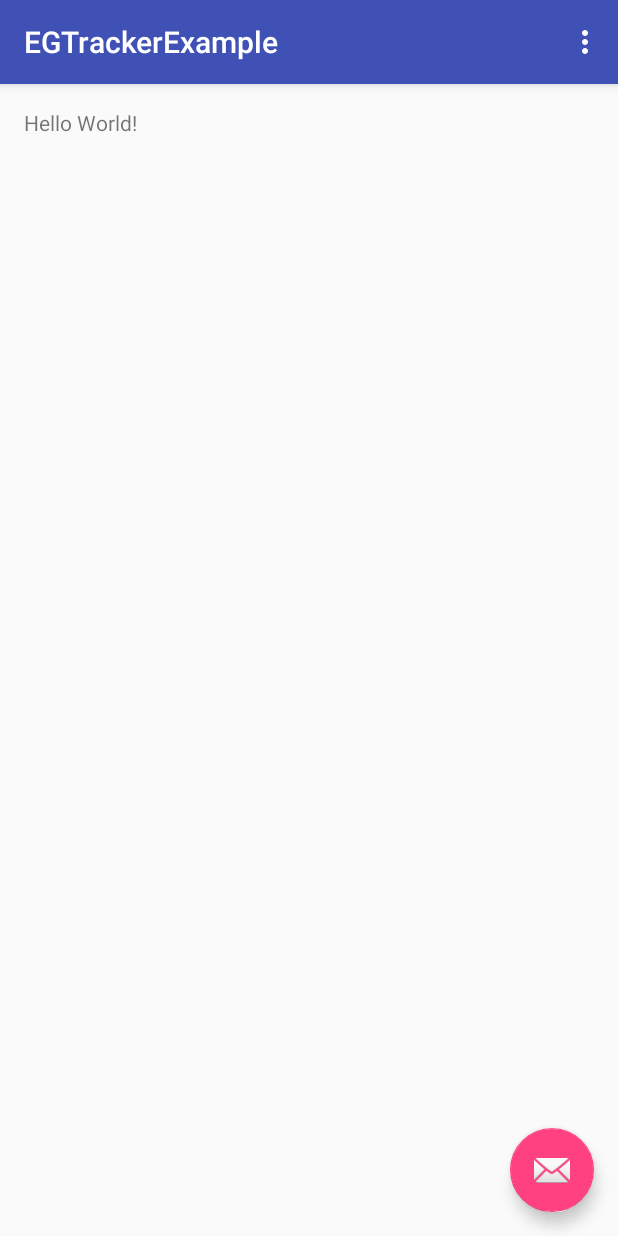
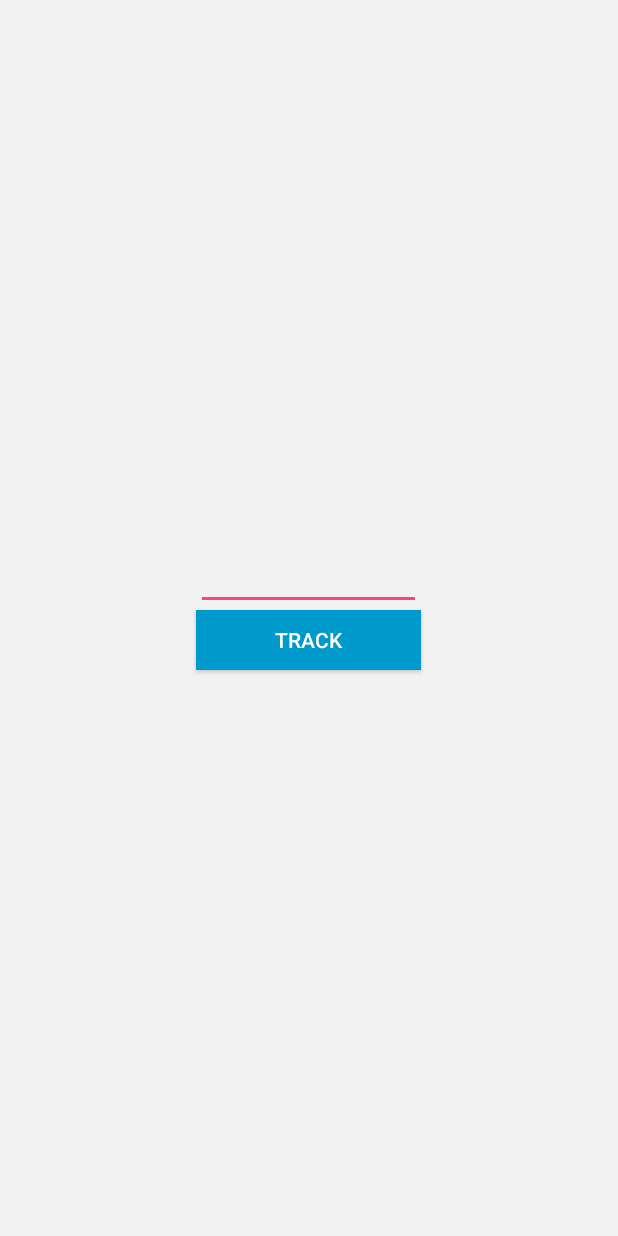
Before and after one commit to E-goi/EGTrackerAndroid, an Android app: the screen it shows after launch (MainActivity), on a phone screen of 412 x 824 dp. Run offline under Robolectric (Android 15) with nearby library versions, the phone set to English and light mode, and no system bars; 9 statements that could not run were skipped.

Commit message:
Added the functionalities

```diff
--- a/app/build.gradle
+++ b/app/build.gradle
@@ -24,4 +24,5 @@ dependencies {
     testCompile 'junit:junit:4.12'
     compile 'com.android.support:appcompat-v7:23.2.1'
     compile 'com.android.support:design:23.2.1'
+    compile project(':egtracker')
 }
--- a/app/src/main/java/com/egoi/egtrackerexample/MainActivity.java
+++ b/app/src/main/java/com/egoi/egtrackerexample/MainActivity.java
@@ -1,52 +1,50 @@
 package com.egoi.egtrackerexample;
 
+import android.app.Activity;
+import android.app.AlertDialog;
 import android.os.Bundle;
-import android.support.design.widget.FloatingActionButton;
-import android.support.design.widget.Snackbar;
-import android.support.v7.app.AppCompatActivity;
-import android.support.v7.widget.Toolbar;
 import android.view.View;
-import android.view.Menu;
-import android.view.MenuItem;
+import android.widget.Button;
+import android.widget.EditText;
 
-public class MainActivity extends AppCompatActivity {
+import com.egoi.egtracker.EGTracker;
+
+public class MainActivity extends Activity {
 
     @Override
     protected void onCreate(Bundle savedInstanceState) {
+
         super.onCreate(savedInstanceState);
         setContentView(R.layout.activity_main);
-        Toolbar toolbar = (Toolbar) findViewById(R.id.toolbar);
-        setSupportActionBar(toolbar);
 
-        FloatingActionButton fab = (FloatingActionButton) findViewById(R.id.fab);
-        fab.setOnClickListener(new View.OnClickListener() {
+        // Init the framework
+        EGTracker.sharedInstance().initEngine(MainActivity.this);
+        EGTracker.sharedInstance().trackEvent("APP_OPEN");
+
+        // Track custom events
+        Button trackButton = (Button) findViewById(R.id.trackAction);
+        trackButton.setOnClickListener(new Button.OnClickListener() {
             @Override
-            public void onClick(View view) {
-                Snackbar.make(view, "Replace with your own action", Snackbar.LENGTH_LONG)
-                        .setAction("Action", null).show();
+            public void onClick(View v) {
+                EditText editText = (EditText) findViewById(R.id.tfAction);
+                String action = editText.getText().toString();
+
+                String message;
+
+                if (action.length() > 0) {
+                    EGTracker.sharedInstance().trackEvent(action);
+                    message = "Event tracked!";
+                } else {
+                    message = "Please enter the action to track!";
+                }
+
+                AlertDialog.Builder builder = new AlertDialog.Builder(MainActivity.this);
+                builder.setTitle("E-Goi Tracker");
+                builder.setMessage(message);
+                builder.setCancelable(true);
+                AlertDialog alert = builder.create();
+                alert.show();
             }
         });
     }
-
-    @Override
-    public boolean onCreateOptionsMenu(Menu menu) {
-        // Inflate the menu; this adds items to the action bar if it is present.
-        getMenuInflater().inflate(R.menu.menu_main, menu);
-        return true;
-    }
-
-    @Override
-    public boolean onOptionsItemSelected(MenuItem item) {
-        // Handle action bar item clicks here. The action bar will
-        // automatically handle clicks on the Home/Up button, so long
-        // as you specify a parent activity in AndroidManifest.xml.
-        int id = item.getItemId();
-
-        //noinspection SimplifiableIfStatement
-        if (id == R.id.action_settings) {
-            return true;
-        }
-
-        return super.onOptionsItemSelected(item);
-    }
 }
--- a/app/src/main/res/layout/activity_main.xml
+++ b/app/src/main/res/layout/activity_main.xml
@@ -1,34 +1,22 @@
-<?xml version="1.0" encoding="utf-8"?>
-<android.support.design.widget.CoordinatorLayout xmlns:android="http://schemas.android.com/apk/res/android"
-    xmlns:app="http://schemas.android.com/apk/res-auto"
-    xmlns:tools="http://schemas.android.com/tools"
+<LinearLayout xmlns:android="http://schemas.android.com/apk/res/android"
     android:layout_width="match_parent"
     android:layout_height="match_parent"
-    android:fitsSystemWindows="true"
-    tools:context="com.egoi.egtrackerexample.MainActivity">
+    android:background="#F2F2F2"
+    android:gravity="center_vertical|center_horizontal"
+    android:orientation="vertical">
 
-    <android.support.design.widget.AppBarLayout
-        android:layout_width="match_parent"
-        android:layout_height="wrap_content"
-        android:theme="@style/AppTheme.AppBarOverlay">
+    <EditText
+        android:id="@+id/tfAction"
+        android:layout_width="150dp"
+        android:layout_height="30dp"
+        android:inputType="text" />
 
-        <android.support.v7.widget.Toolbar
-            android:id="@+id/toolbar"
-            android:layout_width="match_parent"
-            android:layout_height="?attr/actionBarSize"
-            android:background="?attr/colorPrimary"
-            app:popupTheme="@style/AppTheme.PopupOverlay" />
+    <Button
+        android:id="@+id/trackAction"
+        android:layout_width="150dp"
+        android:layout_height="40dp"
+        android:background="@android:color/holo_blue_dark"
+        android:text="@string/track"
+        android:textColor="#FFFFFF" />
 
-    </android.support.design.widget.AppBarLayout>
-
-    <include layout="@layout/content_main" />
-
-    <android.support.design.widget.FloatingActionButton
-        android:id="@+id/fab"
-        android:layout_width="wrap_content"
-        android:layout_height="wrap_content"
-        android:layout_gravity="bottom|end"
-        android:layout_margin="@dimen/fab_margin"
-        android:src="@android:drawable/ic_dialog_email" />
-
-</android.support.design.widget.CoordinatorLayout>
+</LinearLayout>
--- a/app/src/main/res/layout/content_main.xml
+++ /dev/null
@@ -1,19 +0,0 @@
-<?xml version="1.0" encoding="utf-8"?>
-<RelativeLayout xmlns:android="http://schemas.android.com/apk/res/android"
-    xmlns:app="http://schemas.android.com/apk/res-auto"
-    xmlns:tools="http://schemas.android.com/tools"
-    android:layout_width="match_parent"
-    android:layout_height="match_parent"
-    android:paddingBottom="@dimen/activity_vertical_margin"
-    android:paddingLeft="@dimen/activity_horizontal_margin"
-    android:paddingRight="@dimen/activity_horizontal_margin"
-    android:paddingTop="@dimen/activity_vertical_margin"
-    app:layout_behavior="@string/appbar_scrolling_view_behavior"
-    tools:context="com.egoi.egtrackerexample.MainActivity"
-    tools:showIn="@layout/activity_main">
-
-    <TextView
-        android:layout_width="wrap_content"
-        android:layout_height="wrap_content"
-        android:text="Hello World!" />
-</RelativeLayout>
--- a/app/src/main/res/values/strings.xml
+++ b/app/src/main/res/values/strings.xml
@@ -1,4 +1,6 @@
 <resources>
     <string name="app_name">EGTrackerExample</string>
     <string name="action_settings">Settings</string>
+
+    <string name="track">TRACK</string>
 </resources>
--- a/egtracker/src/main/AndroidManifest.xml
+++ b/egtracker/src/main/AndroidManifest.xml
@@ -1,5 +1,7 @@
 <manifest xmlns:android="http://schemas.android.com/apk/res/android"
     package="com.egoi.egtracker">
+
+    <uses-permission android:name="android.permission.INTERNET" />
 
     <application
         android:allowBackup="true"
--- a/egtracker/src/main/java/com/egoi/egtracker/EGTracker.java
+++ b/egtracker/src/main/java/com/egoi/egtracker/EGTracker.java
@@ -1,4 +1,20 @@
 package com.egoi.egtracker;
+
+import android.content.Context;
+import android.graphics.Point;
+import android.net.ConnectivityManager;
+import android.util.Log;
+import android.view.Display;
+import android.view.WindowManager;
+
+import com.egoi.egtracker.database.EGDataBaseManager;
+
+import java.text.SimpleDateFormat;
+import java.util.ArrayList;
+import java.util.Calendar;
+import java.util.Date;
+import java.util.Locale;
+import java.util.Random;
 
 /**
  * EGTrackerExample
@@ -6,4 +22,232 @@ package com.egoi.egtracker;
  * Miguel Chaves(c) 2016
  */
 public class EGTracker {
+
+    /**
+     * Private variables
+     */
+    private static EGTracker tracker;
+    private Context context;
+    private SimpleDateFormat dateFormat;
+
+    /**
+     * Public variables
+     */
+    public boolean logActive = true;
+    public EGConfigurations configurations;
+
+    /**
+     * Default constructor
+     */
+    private EGTracker() { }
+
+    /**
+     * The shared instance of the class
+     * @return the shared instance
+     */
+    public static synchronized EGTracker sharedInstance() {
+
+        if (tracker == null) {
+            tracker = new EGTracker();
+        }
+
+        return tracker;
+    }
+
+    /**
+     * Init all the elements necessary to the tracker work
+     */
+    public void initEngine(Context context) {
+        log("Initing engine...");
+
+        this.context = context;
+        this.dateFormat = new SimpleDateFormat("dd-MM-yyyy hh:MM:ss", Locale.getDefault());
+        this.configurations.timestamp = Long.valueOf(System.currentTimeMillis() / 1000).toString();
+        this.configurations._id = generateRandomHashString();
+        setScreenSize();
+
+        log("Initing database system...");
+        EGDataBaseManager.sharedInstance().initDataBaseSystem(this.context);
+
+        log("Engine inited!");
+
+        checkStoredEvents();
+    }
+
+    /**
+     * Send an event to the E-Goi server
+     * @param action the event to send
+     */
+    public void trackEvent(String action) {
+        log("Tracking event: " + action);
+        sendOrSaveRequest(configureRequestWithAction(action));
+    }
+
+    /**
+     * Check stored events in the database. Delete the events that were sent previous and
+     * send the stored ones
+     */
+    private void checkStoredEvents() {
+        log("Searching for stored events...");
+
+        ArrayList<EGTrackerRequest> events =  EGDataBaseManager.sharedInstance().getEvents();
+
+        if (events != null && events.size() > 0) {
+            log("Found stored events...");
+
+            for (EGTrackerRequest event : events) {
+                // if the event was sent, delete the event
+                if (event.getSent()) {
+                    EGDataBaseManager.sharedInstance().removeEventByID(event.getId());
+                } else {
+                    sendStoredRequests(event);
+                }
+            }
+        }
+    }
+
+    /**
+     * Send the request to the E-Goi server, or, if there is no internet connection, save to database
+     * @param url to build the request
+     */
+    private void sendOrSaveRequest(String url) {
+        if (this.egTrackerCheckConnection()) {
+            log("Sending event...");
+            EGRequestUrlString  request = new EGRequestUrlString();
+            request.execute(url);
+        } else {
+            log("No Internet connection. Saving event...");
+            EGTrackerRequest event = new EGTrackerRequest();
+            event.setUrl(url);
+            event.setDate(this.dateFormat.format(new Date()));
+            event.setSent(false);
+
+            EGDataBaseManager.sharedInstance().insertEvent(event);
+        }
+    }
+
+    /**
+     * Send to the E-Goi server the event
+     * @param event the event to send
+     */
+    private void sendStoredRequests(EGTrackerRequest event) {
+        if (event != null) {
+            if (this.egTrackerCheckConnection()) {
+                log("Sending event...");
+                EGRequest request = new EGRequest();
+                request.execute(event);
+            }
+        }
+    }
+
+    /**
+     * Get the string for the request full configured
+     * @param action the action to track
+     * @return the string with all the information
+     */
+    private String configureRequestWithAction(String action) {
+        return String.format("%saction_name=%s%s", EGConfigurations.endPoint, action, getCompletionRequest());
+    }
+
+    /**
+     * Get the string filled to make the web request
+     * @return the filled string
+     */
+    private String getCompletionRequest() {
+
+        setTime();
+
+        String string = "&clientid=" + this.configurations.clientID;
+        string = string + "&listid=" + this.configurations.listID;
+        string = string + "&subscriber=" + this.configurations.subscriber;
+        string = string + "&campaign=" + this.configurations.campaign;
+        string = string + "&rec=1";
+        string = string + "&r=" + this.configurations.r;
+        string = string + "&h=" + this.configurations.h;
+        string = string + "&m=" + this.configurations.m;
+        string = string + "&s=" + this.configurations.s;
+        string = string + "&url=" + this.configurations.url;
+        string = string + "&_id=" + this.configurations._id;
+        string = string + "&_idts=" + this.configurations._idts;
+        string = string + "&_idvc=" + this.configurations._idvc;
+        string = string + "&_idn=" + this.configurations._idn;
+        string = string + "&_refts=" + this.configurations._refts;
+        string = string + "&_viewts=" + this.configurations.timestamp;
+        string = string + "&_ref=" + this.configurations._ref;
+        string = string + "&send_image=" + this.configurations.send_image;
+        string = string + "&pdf=" + this.configurations.pdf;
+        string = string + "&qt=" + this.configurations.qt;
+        string = string + "&realp=" + this.configurations.realp;
+        string = string + "&wma=" + this.configurations.wma;
+        string = string + "&dir=" + this.configurations.dir;
+        string = string + "&fla=" + this.configurations.fla;
+        string = string + "&java=" + this.configurations.java;
+        string = string + "&gears=" + this.configurations.gears;
+        string = string + "&ag=" + this.configurations.ag;
+        string = string + "&cookie=" + this.configurations.cookie;
+        string = string + "&res=" + this.configurations.res;
+        string = string + "&gt_ms=" + this.configurations.gt_ms;
+        string = string + "&idsite=" + this.configurations.idsite;
+
+        return string;
+    }
+
+    /**
+     * Update the current time for the request
+     */
+    private void setTime() {
+        Calendar now = Calendar.getInstance();
+        this.configurations.h = now.get(Calendar.HOUR_OF_DAY);
+        this.configurations.m = now.get(Calendar.MINUTE);
+        this.configurations.s = now.get(Calendar.SECOND);
+    }
+    /**
+     * Generate a random hexadecimal String to use in this library
+     * @return the generate String
+     */
+    private String generateRandomHashString() {
+        String[] sourceArray = new String[] {"1", "a", "2", "b", "3", "8", "c", "4", "d", "5", "e", "6", "f", "7", "9"};
+        String returnString = "";
+        Random r = new Random();
+
+        for (int i = 0 ; i < 16 ; i ++ ) {
+            returnString = returnString + sourceArray[r.nextInt(16)];
+        }
+
+        log("Generated hash string: " + returnString);
+
+        return returnString;
+    }
+
+    /**
+     * Log some message if the logActive is set to true
+     * @param text the text to log
+     */
+    private void log(String text) {
+        if (this.logActive) {
+            Log.i("E-Goi Tracker: %s", text);
+        }
+    }
+
+    /**
+     * Set the screen size in use
+     */
+    private void setScreenSize() {
+        WindowManager wm = (WindowManager) context.getSystemService(Context.WINDOW_SERVICE);
+        Display display = wm.getDefaultDisplay();
+        Point size = new Point();
+        display.getSize(size);
+        int width = size.x;
+        int height = size.y;
+
+        this.configurations.res = String.format("%dx%d", width, height);
+    }
+
+    /**
+     * Check if there is some connection to the Internet
+     * @return if there is connection
+     */
+    private boolean egTrackerCheckConnection() {
+        return (((ConnectivityManager) this.context.getSystemService(Context.CONNECTIVITY_SERVICE)).getActiveNetworkInfo() != null);
+    }
 }
```
